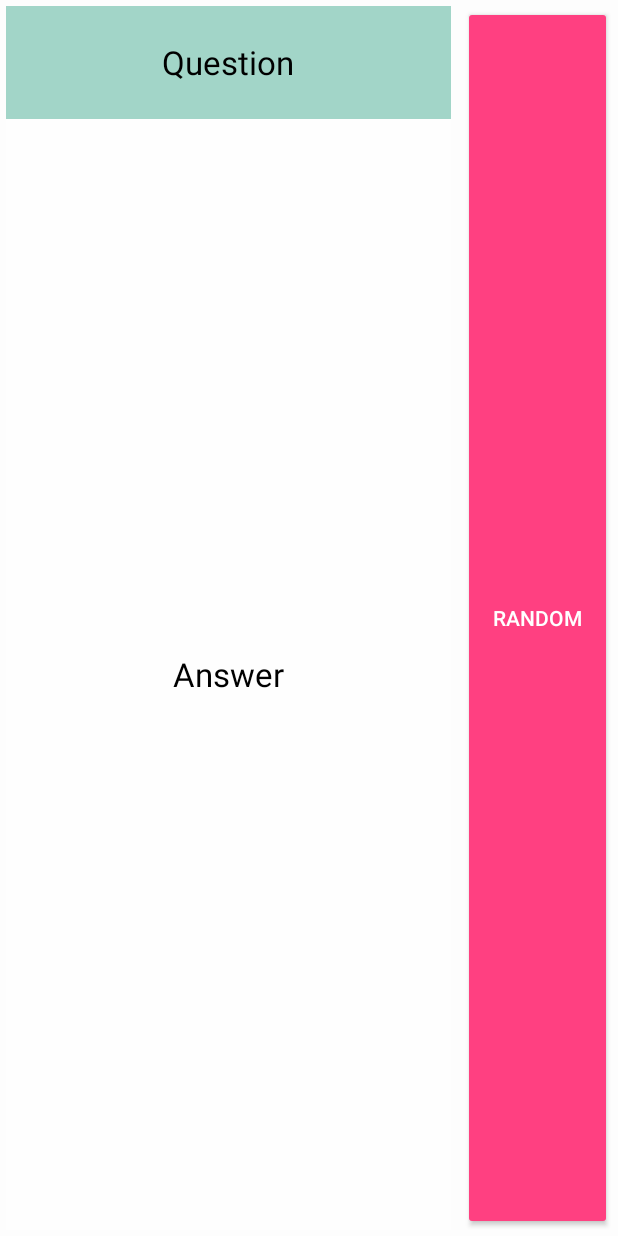
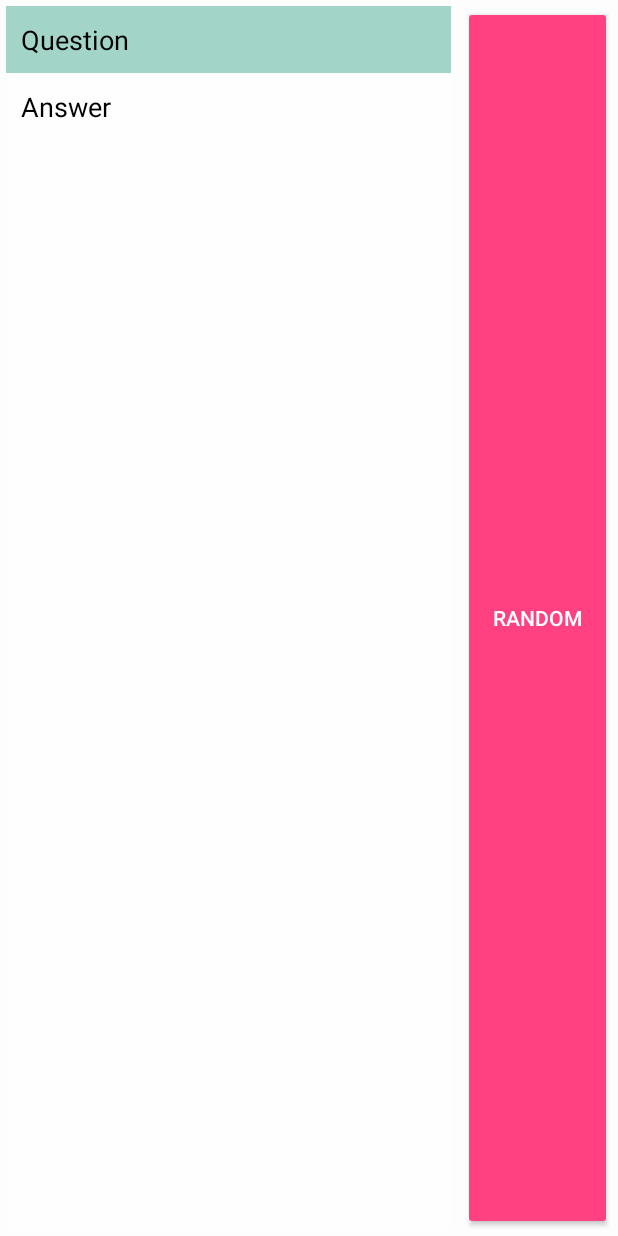
Before and after one commit to ShellCore/AndroidBeginners_CesarMoralesGarduno, an Android app: the layout widget_layout.xml on its own in the app's theme, with its tools: preview values and no code run, on a phone screen of 412 x 824 dp. Run offline under Robolectric (Android 15) with nearby library versions, the light colour scheme and no system bars.

Commit message:
Actualización de vistas en la lista y widget

```diff
--- a/app/src/main/res/layout/card_item.xml
+++ b/app/src/main/res/layout/card_item.xml
@@ -7,13 +7,12 @@
     android:layout_margin="@dimen/standar_margin">
 
     <TextView
-        android:gravity="center"
         android:layout_margin="@dimen/standar_margin"
         android:id="@+id/txt_card"
         android:layout_width="match_parent"
         android:layout_height="wrap_content"
         android:layout_weight="1"
         android:text="Question"
-        android:textAppearance="?android:attr/textAppearanceLarge" />
+        android:textAppearance="?android:attr/textAppearanceMedium" />
 
 </android.support.v7.widget.CardView>
--- a/app/src/main/res/layout/widget_layout.xml
+++ b/app/src/main/res/layout/widget_layout.xml
@@ -17,11 +17,9 @@
             android:layout_width="match_parent"
             android:layout_height="wrap_content"
             android:background="@color/colorPrimaryTransparent"
-            android:gravity="center"
-            android:lines="2"
             android:padding="@dimen/standar_margin"
             android:text="Question"
-            android:textAppearance="?android:attr/textAppearanceLarge"
+            android:textAppearance="?android:attr/textAppearanceMedium"
             android:textColor="@android:color/black" />
 
         <TextView
@@ -29,11 +27,9 @@
             android:layout_width="match_parent"
             android:layout_height="match_parent"
             android:background="@color/colorBackgroundTransparent"
-            android:gravity="center"
-            android:lines="4"
             android:padding="@dimen/standar_margin"
             android:text="Answer"
-            android:textAppearance="?android:attr/textAppearanceLarge"
+            android:textAppearance="?android:attr/textAppearanceMedium"
             android:textColor="@android:color/black" />
     </LinearLayout>
 
```
Also changed, not shown: app/src/main/res/layout/content_question_detail.xml (+5 -9 lines).
